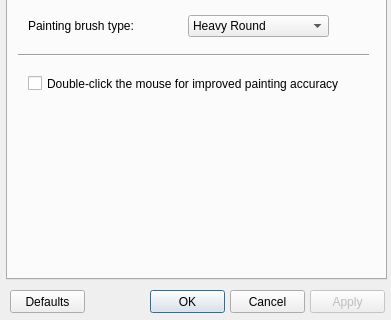
Old version of the form rustdavinci/ui/settings/settingsui.ui in the repository alexemanuelol/rustdavinci; both pictures show x 0 to 391 and y 190 to 510 of the 391 by 510 pixel window.
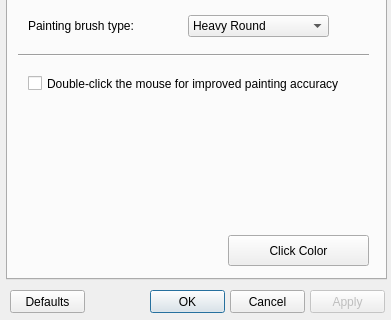
New version of the form. The open tabs and pages were chosen to show the change. Icons and pictures are not drawn.

Commit message: Add click_color functionality which will make the application click on a selected color in the in-game palette

```diff
--- a/rustdavinci/ui/settings/settingsui.ui
+++ b/rustdavinci/ui/settings/settingsui.ui
@@ -1075,6 +1075,22 @@
       <string>Double-click the mouse for improved painting accuracy</string>
      </property>
     </widget>
+    <widget class="QPushButton" name="click_color_PushButton">
+     <property name="geometry">
+      <rect>
+       <x>220</x>
+       <y>390</y>
+       <width>141</width>
+       <height>31</height>
+      </rect>
+     </property>
+     <property name="toolTip">
+      <string>Opens a dialog where you can select a color that the application will click in the in-game palette</string>
+     </property>
+     <property name="text">
+      <string>Click Color</string>
+     </property>
+    </widget>
    </widget>
    <widget class="QWidget" name="aboutTab">
     <attribute name="title">
```
The commit also changes 11 other files.
